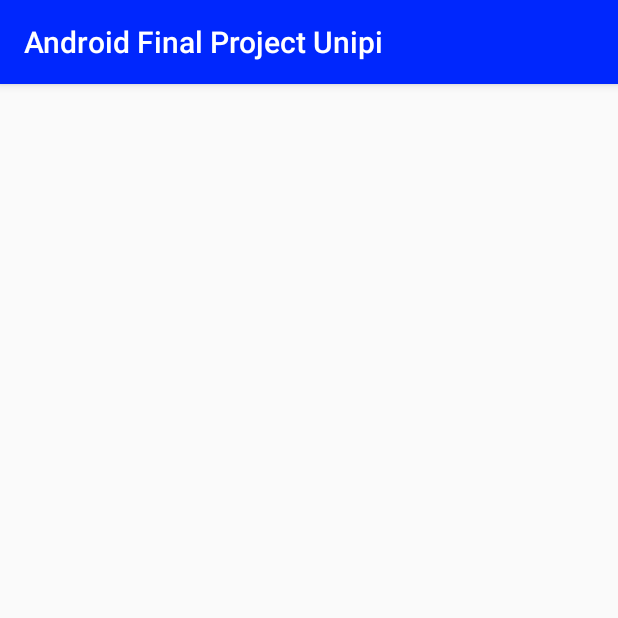
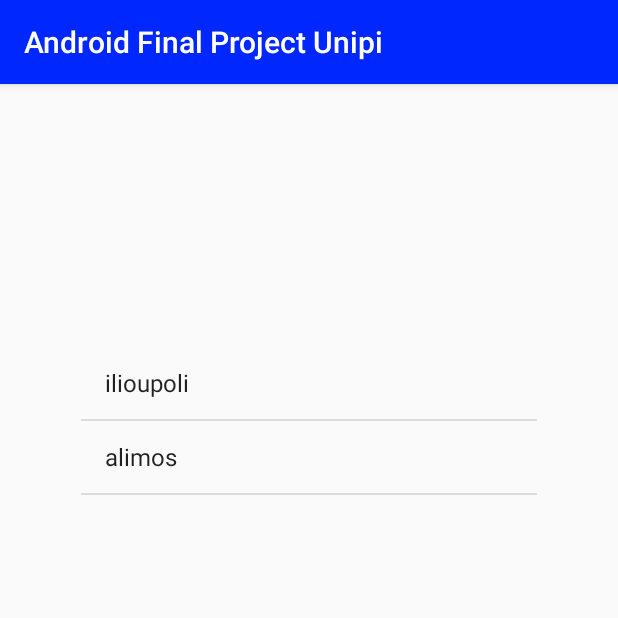
Before and after one commit to monkeydkon/AndroidFinalProjectUnipi, an Android app: the Main4Activity screen opened directly, with no data from a screen before it, on a phone screen of 412 x 824 dp, the top half of it. Run offline under Robolectric (Android 15) with nearby library versions, the phone set to English and light mode, and no system bars.

Commit message:
until select DATE ONLY done

```diff
--- a/app/src/main/java/com/nplab/monkeydkon/androidfinalprojectunipi/Main4Activity.java
+++ b/app/src/main/java/com/nplab/monkeydkon/androidfinalprojectunipi/Main4Activity.java
@@ -2,12 +2,94 @@ package com.nplab.monkeydkon.androidfinalprojectunipi;
 
 import android.support.v7.app.AppCompatActivity;
 import android.os.Bundle;
+import android.view.View;
+import android.widget.AdapterView;
+import android.widget.ArrayAdapter;
+import android.widget.Button;
+import android.widget.DatePicker;
+import android.widget.ListView;
+import android.widget.TimePicker;
+import android.widget.Toast;
+
+import java.text.SimpleDateFormat;
+import java.util.ArrayList;
+import java.util.Date;
+
+import static java.util.Arrays.asList;
 
 public class Main4Activity extends AppCompatActivity {
+
+    ArrayList<String> parking;
+
+    DatePicker datePicker;
+    TimePicker timePicker;
+    Button button6;
+
 
     @Override
     protected void onCreate(Bundle savedInstanceState) {
         super.onCreate(savedInstanceState);
         setContentView(R.layout.activity_main4);
+
+        final ListView listView = findViewById(R.id.listView);
+
+        datePicker= findViewById(R.id.datePicker);
+        timePicker = findViewById(R.id.timePicker);
+        button6 = findViewById(R.id.button6);
+
+        // create array list from simple list for not several "adds"
+        final ArrayList<String> perioxes = new ArrayList<String>(asList("ilioupoli","alimos"));
+
+        ArrayAdapter<String> arrayAdapter = new ArrayAdapter<String>(this, android.R.layout.simple_list_item_1, perioxes);
+
+        listView.setAdapter(arrayAdapter);
+
+        listView.setOnItemClickListener(new AdapterView.OnItemClickListener() {
+            @Override
+            public void onItemClick(AdapterView<?> adapterView, View view, int i, long l) {
+
+
+                if (i == 0) {
+                    parking = new ArrayList<String>(asList("parkcity","sunparking"));
+                }else if (i == 1){
+                    parking = new ArrayList<String>(asList("superparking","parkadoros"));
+                }
+
+                ArrayAdapter<String> arrayAdapter1 = new ArrayAdapter<String>(getApplicationContext(), android.R.layout.simple_list_item_1, parking);
+
+
+                listView.setAdapter(arrayAdapter1);
+
+                listView.setOnItemClickListener(new AdapterView.OnItemClickListener() {
+                    @Override
+                    public void onItemClick(AdapterView<?> adapterView, View view, int i, long l) {
+
+                        listView.setVisibility(View.GONE);
+                        datePicker.setVisibility(View.VISIBLE);
+                        button6.setVisibility(View.VISIBLE);
+
+
+                    }
+                });
+
+            }
+        });
+
+
+    }
+
+    public void setTime(View view){
+
+        int day  = datePicker.getDayOfMonth();
+        int month= datePicker.getMonth();
+        int year = datePicker.getYear() - 1900;
+        SimpleDateFormat simpleDateFormat = new SimpleDateFormat("dd-MM-yyyy");
+        String formatedDate = simpleDateFormat.format(new Date(year, month, day));
+
+        Toast.makeText(this,formatedDate,Toast.LENGTH_SHORT).show();
+
+        datePicker.setVisibility(View.GONE);
+        button6.setVisibility(View.GONE);
+        timePicker.setVisibility(View.VISIBLE);
     }
 }
--- a/app/src/main/res/layout/activity_main4.xml
+++ b/app/src/main/res/layout/activity_main4.xml
@@ -4,6 +4,66 @@
     xmlns:tools="http://schemas.android.com/tools"
     android:layout_width="match_parent"
     android:layout_height="match_parent"
-    tools:context="com.nplab.monkeydkon.androidfinalprojectunipi.Main4Activity">
+    tools:context="com.nplab.monkeydkon.androidfinalprojectunipi.Main4Activity"
+    tools:layout_editor_absoluteY="81dp">
 
+    <ListView
+        android:id="@+id/listView"
+        android:layout_width="304dp"
+        android:layout_height="418dp"
+        android:layout_marginBottom="8dp"
+        android:layout_marginEnd="8dp"
+        android:layout_marginStart="8dp"
+        android:layout_marginTop="8dp"
+        android:visibility="visible"
+        app:layout_constraintBottom_toBottomOf="parent"
+        app:layout_constraintEnd_toEndOf="parent"
+        app:layout_constraintStart_toStartOf="parent"
+        app:layout_constraintTop_toTopOf="parent" />
+
+    <TimePicker
+        android:id="@+id/timePicker"
+        android:layout_width="281dp"
+        android:layout_height="428dp"
+        android:layout_marginBottom="8dp"
+        android:layout_marginEnd="8dp"
+        android:layout_marginStart="8dp"
+        android:visibility="gone"
+        app:layout_constraintBottom_toBottomOf="parent"
+        app:layout_constraintEnd_toEndOf="parent"
+        app:layout_constraintHorizontal_bias="0.521"
+        app:layout_constraintStart_toStartOf="parent"
+        app:layout_constraintTop_toTopOf="parent"
+        app:layout_constraintVertical_bias="0.705" />
+
+    <DatePicker
+        android:id="@+id/datePicker"
+        android:layout_width="wrap_content"
+        android:layout_height="390dp"
+        android:layout_marginBottom="8dp"
+        android:layout_marginStart="8dp"
+        android:layout_marginTop="8dp"
+        android:visibility="gone"
+        app:layout_constraintBottom_toBottomOf="parent"
+        app:layout_constraintEnd_toEndOf="parent"
+        app:layout_constraintHorizontal_bias="1.0"
+        app:layout_constraintStart_toStartOf="parent"
+        app:layout_constraintTop_toTopOf="parent"
+        app:layout_constraintVertical_bias="0.0" />
+
+    <Button
+        android:id="@+id/button6"
+        android:layout_width="wrap_content"
+        android:layout_height="wrap_content"
+        android:layout_marginBottom="8dp"
+        android:layout_marginEnd="8dp"
+        android:layout_marginStart="8dp"
+        android:layout_marginTop="8dp"
+        android:onClick="setTime"
+        android:text="@android:string/ok"
+        android:visibility="gone"
+        app:layout_constraintBottom_toBottomOf="parent"
+        app:layout_constraintEnd_toEndOf="parent"
+        app:layout_constraintStart_toStartOf="parent"
+        app:layout_constraintTop_toBottomOf="@+id/datePicker" />
 </android.support.constraint.ConstraintLayout>
```
